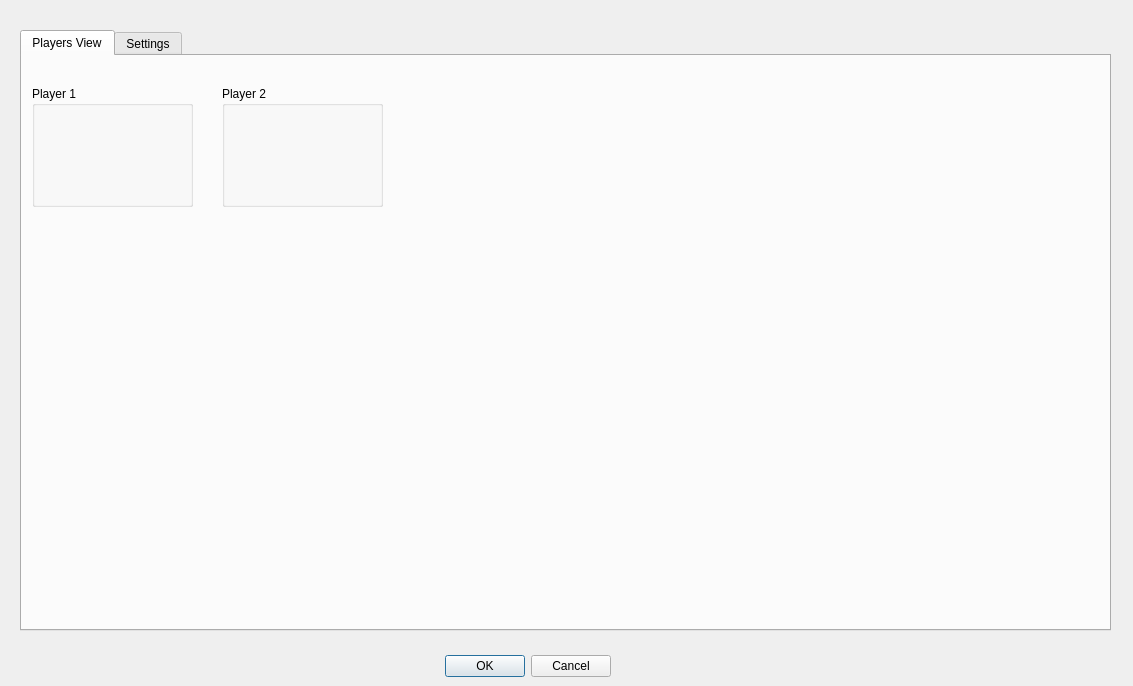
NotJonnyJ/RFID-Poker-Table-Software, file BuildUI.ui: the form before one commit.
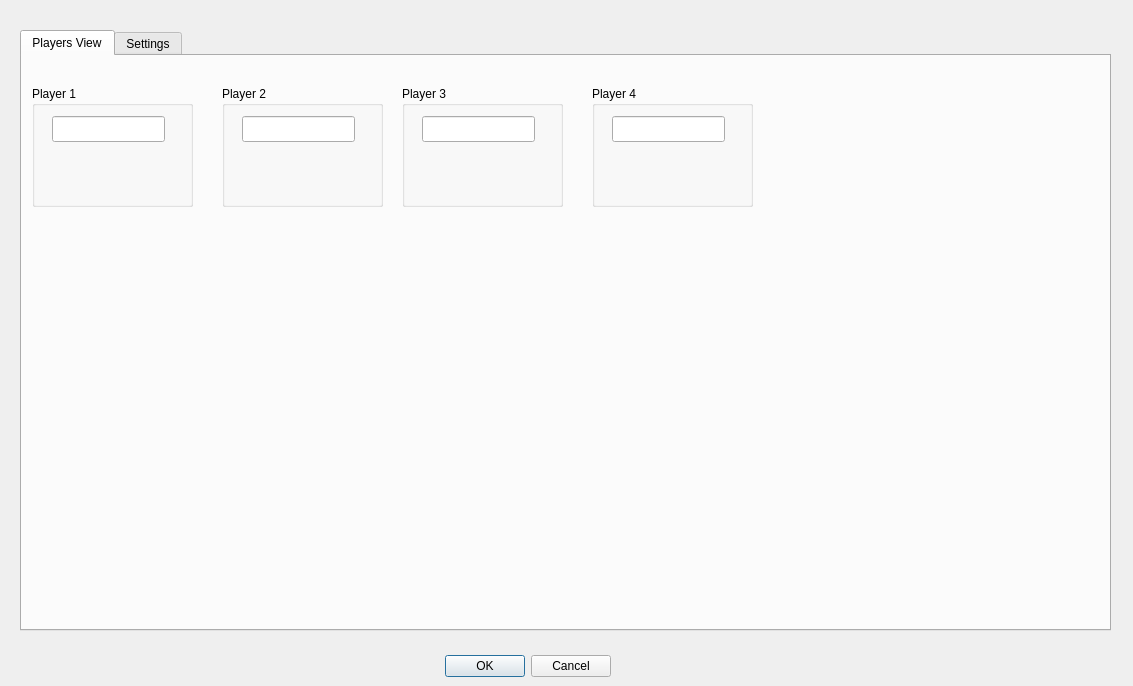
The form after the commit.

```diff
--- a/BuildUI.ui
+++ b/BuildUI.ui
@@ -57,6 +57,16 @@
      <property name="title">
       <string>Player 2</string>
      </property>
+     <widget class="QLineEdit" name="p2_lineEdit">
+      <property name="geometry">
+       <rect>
+        <x>20</x>
+        <y>30</y>
+        <width>113</width>
+        <height>26</height>
+       </rect>
+      </property>
+     </widget>
     </widget>
     <widget class="QGroupBox" name="player1_groupBox">
      <property name="geometry">
@@ -70,6 +80,62 @@
      <property name="title">
       <string>Player 1</string>
      </property>
+     <widget class="QLineEdit" name="p1_lineEdit">
+      <property name="geometry">
+       <rect>
+        <x>20</x>
+        <y>30</y>
+        <width>113</width>
+        <height>26</height>
+       </rect>
+      </property>
+     </widget>
+    </widget>
+    <widget class="QGroupBox" name="player3_groupBox">
+     <property name="geometry">
+      <rect>
+       <x>380</x>
+       <y>30</y>
+       <width>161</width>
+       <height>121</height>
+      </rect>
+     </property>
+     <property name="title">
+      <string>Player 3</string>
+     </property>
+     <widget class="QLineEdit" name="p3_lineEdit">
+      <property name="geometry">
+       <rect>
+        <x>20</x>
+        <y>30</y>
+        <width>113</width>
+        <height>26</height>
+       </rect>
+      </property>
+     </widget>
+    </widget>
+    <widget class="QGroupBox" name="player4_groupBox">
+     <property name="geometry">
+      <rect>
+       <x>570</x>
+       <y>30</y>
+       <width>161</width>
+       <height>121</height>
+      </rect>
+     </property>
+     <property name="title">
+      <string>Player 4</string>
+     </property>
+     <widget class="QLineEdit" name="p4_lineEdit">
+      <property name="geometry">
+       <rect>
+        <x>20</x>
+        <y>30</y>
+        <width>113</width>
+        <height>26</height>
+       </rect>
+      </property>
+     </widget>
     </widget>
    </widget>
    <widget class="QWidget" name="tab_2">
```
